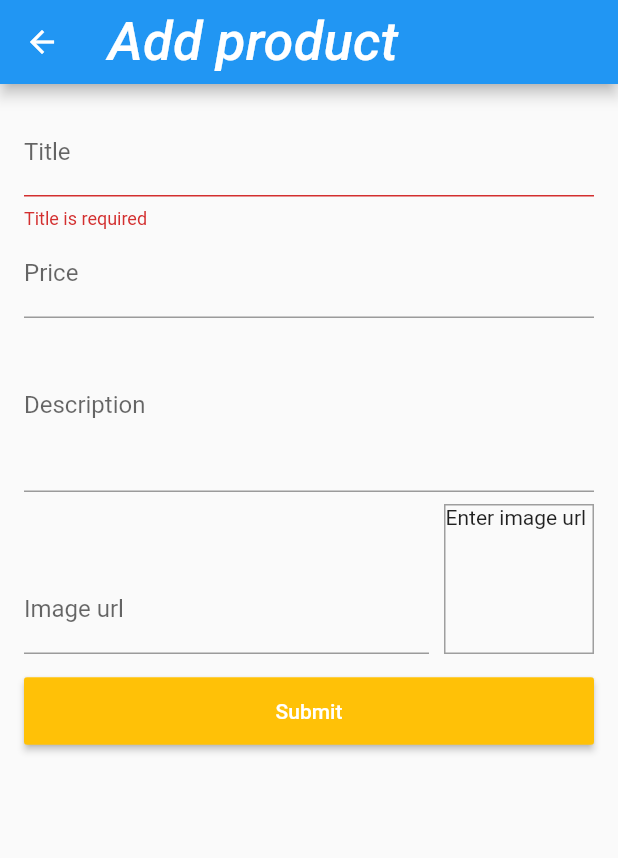
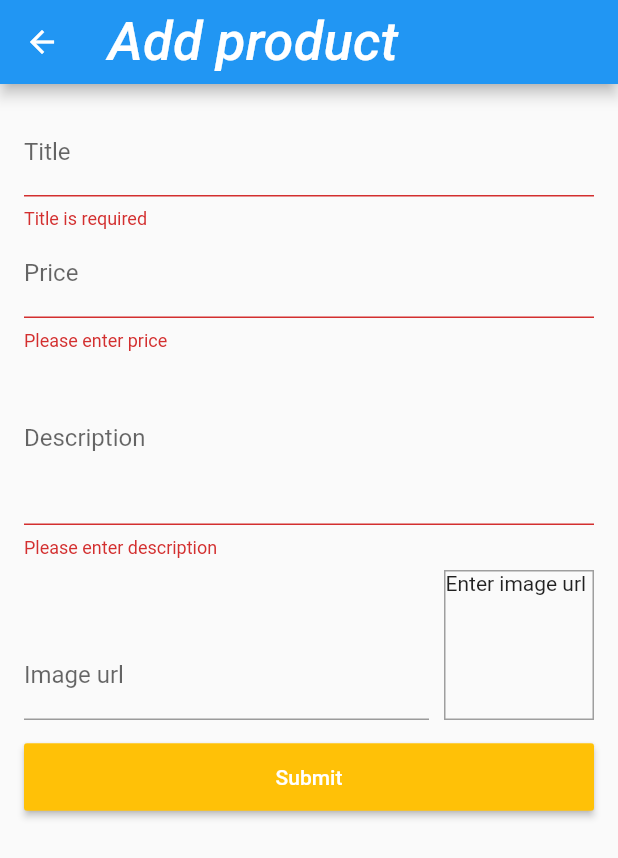
Before and after one commit to Gcsaini/shop_app, a Flutter app: the AddEditProductScreen screen opened by its route, after a tap on "Submit", on a phone screen of 412 x 824 dp. Shown: the top 858 px of the screen. Run offline on Flutter 3.47's test engine with Material 2 defaults, Android fonts, the phone set to English and light mode, and no system bars; missing offline and left inert: dart:html; network calls fail.

Commit message:
input validator

```diff
--- a/lib/Screens/add_edit_product_screen.dart
+++ b/lib/Screens/add_edit_product_screen.dart
@@ -24,18 +24,16 @@ class _AddEditProductScreenState extends State<AddEditProductScreen> {
     super.initState();
   }
 
-  @override
-  void dispose() {
-    _imageFocusNode.removeListener(_updateImageUrl);
-    _priceFocusNode.dispose();
-    _descriptionFocusNdoe.dispose();
-    _imageController.dispose();
-    _imageFocusNode.dispose();
-    super.dispose();
-  }
-
   void _updateImageUrl() {
     if (!_imageFocusNode.hasFocus) {
+      if (!_imageController.text.isEmpty ||
+          (!_imageController.text.startsWith('http') &&
+              !_imageController.text.startsWith('https')) ||
+          (!_imageController.text.endsWith('.jpg') &&
+              !_imageController.text.endsWith('.jpeg') &&
+              !_imageController.text.endsWith('.png'))) {
+        return;
+      }
       setState(() {});
     }
   }
@@ -90,8 +88,7 @@ class _AddEditProductScreenState extends State<AddEditProductScreen> {
                       title: value,
                       description: _editProduct.description,
                       imageUrl: _editProduct.imageUrl,
-                      price:_editProduct.price
-                      );
+                      price: _editProduct.price);
                 },
               ),
               TextFormField(
@@ -110,12 +107,33 @@ class _AddEditProductScreenState extends State<AddEditProductScreen> {
                       imageUrl: _editProduct.imageUrl,
                       price: double.parse(value));
                 },
+                validator: (value) {
+                  if (value.isEmpty) {
+                    return 'Please enter price';
+                  }
+                  if (double.tryParse(value) == null) {
+                    return 'Please enter valid number';
+                  }
+                  if (double.parse(value) <= 0) {
+                    return 'Please enter a number greater than 0';
+                  }
+                  return null;
+                },
               ),
               TextFormField(
                 decoration: InputDecoration(labelText: 'Description'),
                 maxLines: 4,
                 keyboardType: TextInputType.multiline,
                 focusNode: _descriptionFocusNdoe,
+                validator: (value) {
+                  if (value.isEmpty) {
+                    return 'Please enter description';
+                  }
+                  if (value.length < 10) {
+                    return 'Please enter at least 10 Char';
+                  }
+                  return null;
+                },
                 onSaved: (value) {
                   _editProduct = Product(
                       id: _editProduct.id,
```
